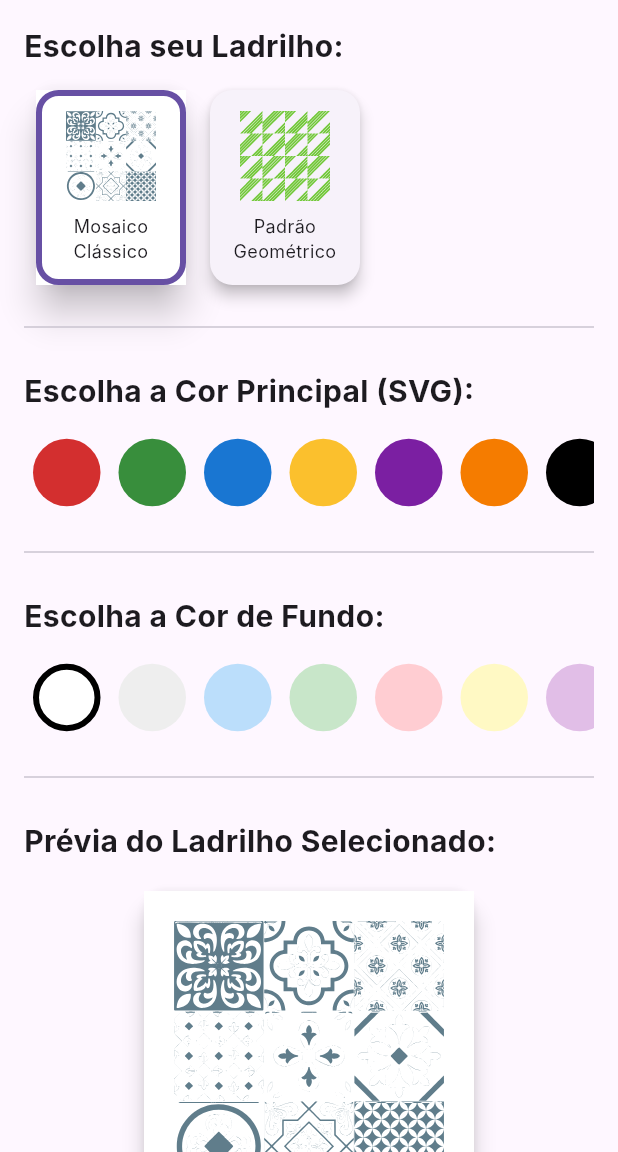
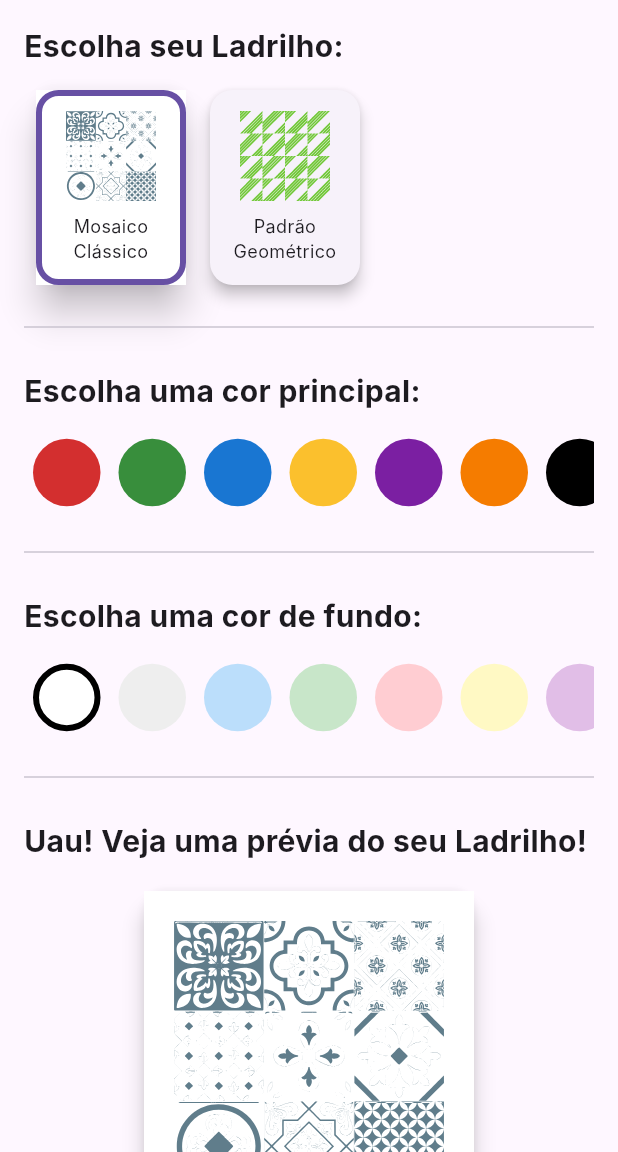
Before and after one commit to Itatelino/ladrilho_draw, a Flutter app: the screen it shows after launch, on a phone screen of 412 x 824 dp, the part 84-1236 px from its top. Run offline on Flutter 3.47's test engine with Material 3 defaults, Android fonts, the phone set to English and light mode, and no system bars; our stand-ins replace flutter_svg; Roboto replaces fonts that are missing (Inter).

Commit message:
AtualzInfo1.3

```diff
--- a/lib/main.dart
+++ b/lib/main.dart
@@ -391,7 +391,7 @@ class _TileShopHomePageState extends State<TileShopHomePage> {
               child: Divider(),
             ),
             const Text(
-              'Escolha a Cor Principal (SVG):',
+              'Escolha uma cor principal:',
               style: TextStyle(fontSize: 20, fontWeight: FontWeight.bold),
             ),
             const SizedBox(height: 15),
@@ -429,7 +429,7 @@ class _TileShopHomePageState extends State<TileShopHomePage> {
               child: Divider(),
             ),
             const Text(
-              'Escolha a Cor de Fundo:',
+              'Escolha uma cor de fundo:',
               style: TextStyle(fontSize: 20, fontWeight: FontWeight.bold),
             ),
             const SizedBox(height: 15),
@@ -467,7 +467,7 @@ class _TileShopHomePageState extends State<TileShopHomePage> {
               child: Divider(),
             ),
             const Text(
-              'Prévia do Ladrilho Selecionado:',
+              'Uau! Veja uma prévia do seu Ladrilho!',
               style: TextStyle(fontSize: 20, fontWeight: FontWeight.bold),
             ),
             const SizedBox(height: 15),
@@ -502,7 +502,7 @@ class _TileShopHomePageState extends State<TileShopHomePage> {
               child: Divider(),
             ),
             const Text(
-              'Dimensões do Ladrilho (em centímetros):',
+              'Dimensões do Ladrilho (em cm):',
               style: TextStyle(fontSize: 20, fontWeight: FontWeight.bold),
             ),
             const SizedBox(height: 15),
@@ -513,7 +513,7 @@ class _TileShopHomePageState extends State<TileShopHomePage> {
                     controller: _widthController,
                     keyboardType: TextInputType.number,
                     decoration: const InputDecoration(
-                      labelText: 'Largura (ex: 0.15)',
+                      labelText: 'Largura (ex: 0.5)',
                       hintText: '0.00',
                     ),
                   ),
@@ -524,7 +524,7 @@ class _TileShopHomePageState extends State<TileShopHomePage> {
                     controller: _heightController,
                     keyboardType: TextInputType.number,
                     decoration: const InputDecoration(
-                      labelText: 'Altura (ex: 0.15)',
+                      labelText: 'Altura (ex: 0.5)',
                       hintText: '0.00',
                     ),
                   ),
```
